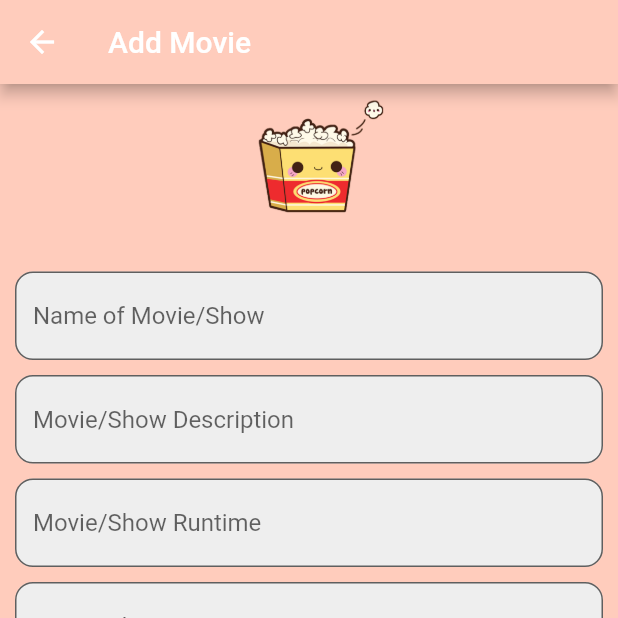
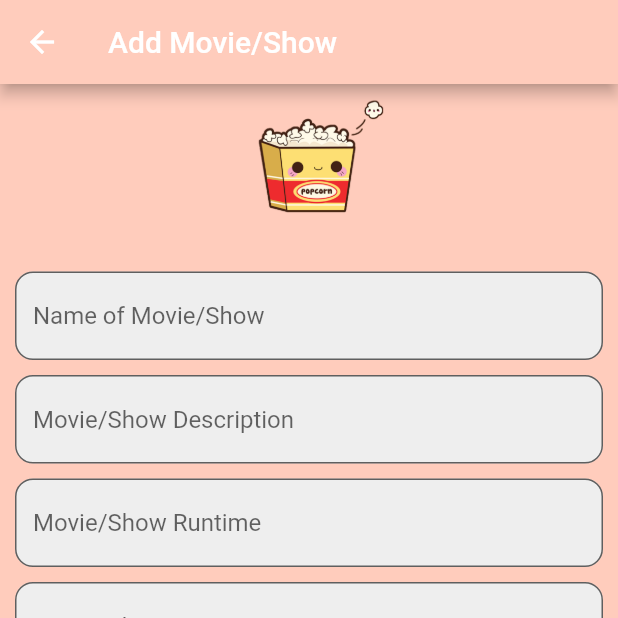
Before and after one commit to RyuukoShiro/PopWatch, a Flutter app: the AddMovieShow screen opened directly, on a phone screen of 412 x 824 dp, the top half of it. Run offline on Flutter 3.47's test engine with Material 2 defaults, Android fonts, the light colour scheme and no system bars; our stand-ins replace cloud_firestore, curved_navigation_bar, firebase_auth, firebase_core, form_field_validator, youtube_player_flutter; accounts and stored records are empty.

Commit message:
6/8/2022 10:44pm LAST CHANGES b4 SUBMISSION FINAL!!!!

```diff
--- a/lib/screens/addmovieshow_screen.dart
+++ b/lib/screens/addmovieshow_screen.dart
@@ -67,7 +67,7 @@ class _AddMovieShowState extends State<AddMovieShow> {
 
     return Scaffold(
         appBar: AppBar(
-          title: const Text('Add Movie', textAlign: TextAlign.center,),
+          title: const Text('Add Movie/Show', textAlign: TextAlign.center,),
           automaticallyImplyLeading: true,
           leading: IconButton(icon: Icon(Icons.arrow_back), onPressed: () => Navigator.pop(context)
           ),
```
